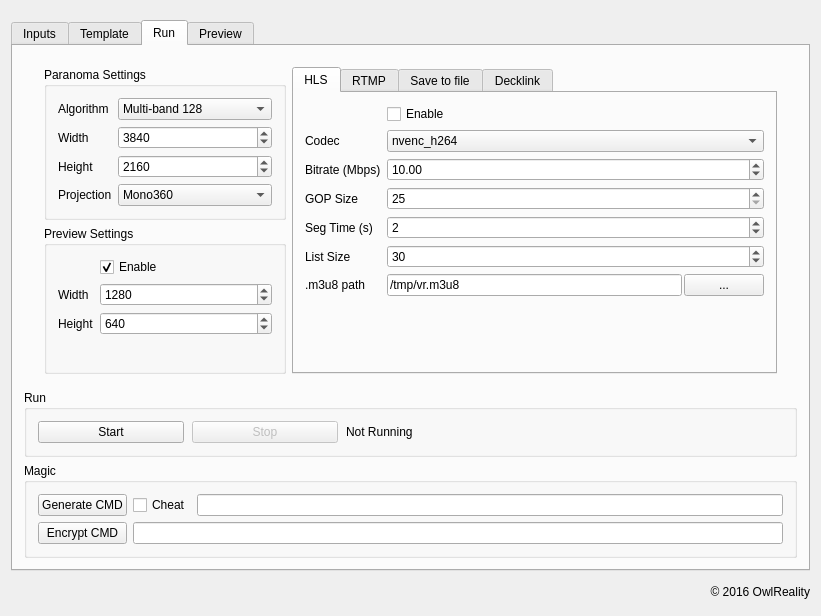
The window that apps/livestitching/mainwindow.ui (blahgeek/OpenCV-octVR) describes before a commit, drawn with Qt 5.
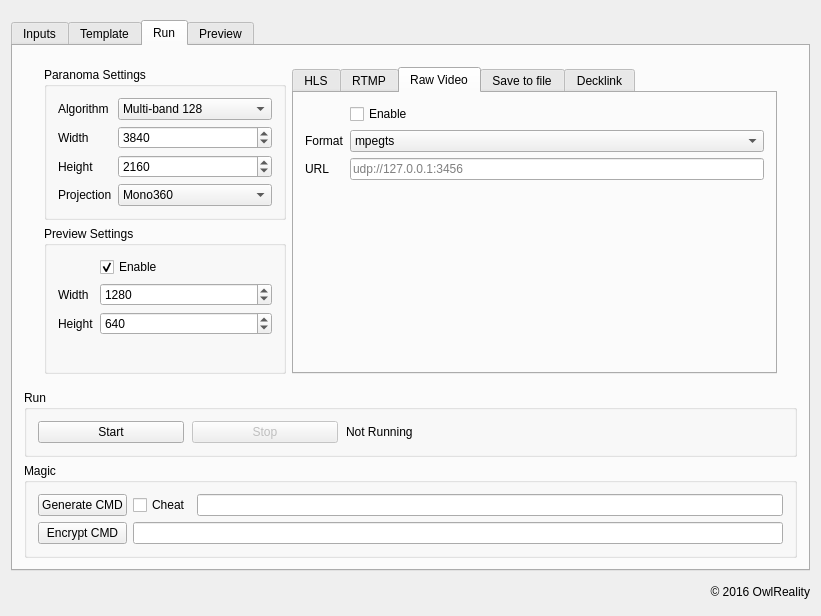
The same window after the commit. The open tabs and pages were chosen to show the change.

Commit message: support rawvideo output

What changed in the file:
```diff
--- a/apps/livestitching/mainwindow.ui
+++ b/apps/livestitching/mainwindow.ui
@@ -801,6 +801,68 @@
               </item>
              </layout>
             </widget>
+            <widget class="QWidget" name="tab_7">
+             <attribute name="title">
+              <string>Raw Video</string>
+             </attribute>
+             <layout class="QFormLayout" name="formLayout_7">
+              <item row="0" column="1">
+               <widget class="QCheckBox" name="rawvideo_enable">
+                <property name="text">
+                 <string>Enable</string>
+                </property>
+               </widget>
+              </item>
+              <item row="1" column="0">
+               <widget class="QLabel" name="label_32">
+                <property name="text">
+                 <string>Format</string>
+                </property>
+               </widget>
+              </item>
+              <item row="1" column="1">
+               <widget class="QComboBox" name="rawvideo_format">
+                <item>
+                 <property name="text">
+                  <string>mpegts</string>
+                 </property>
+                </item>
+               </widget>
+              </item>
+              <item row="2" column="0">
+               <widget class="QLabel" name="label_31">
+                <property name="sizePolicy">
+                 <sizepolicy hsizetype="Preferred" vsizetype="Preferred">
+                  <horstretch>1</horstretch>
+                  <verstretch>0</verstretch>
+                 </sizepolicy>
+                </property>
+                <property name="text">
+                 <string>URL</string>
+                </property>
+               </widget>
+              </item>
+              <item row="2" column="1">
+               <widget class="QLineEdit" name="rawvideo_url">
+                <property name="sizePolicy">
+                 <sizepolicy hsizetype="Preferred" vsizetype="Fixed">
+                  <horstretch>2</horstretch>
+                  <verstretch>0</verstretch>
+                 </sizepolicy>
+                </property>
+                <property name="minimumSize">
+                 <size>
+                  <width>200</width>
+                  <height>0</height>
+                 </size>
+                </property>
+                <property name="placeholderText">
+                 <string>udp://127.0.0.1:3456</string>
+                </property>
+               </widget>
+              </item>
+             </layout>
+            </widget>
             <widget class="QWidget" name="tab_4">
              <attribute name="title">
               <string>Save to file</string>
```
The commit also changes 1 other file.
